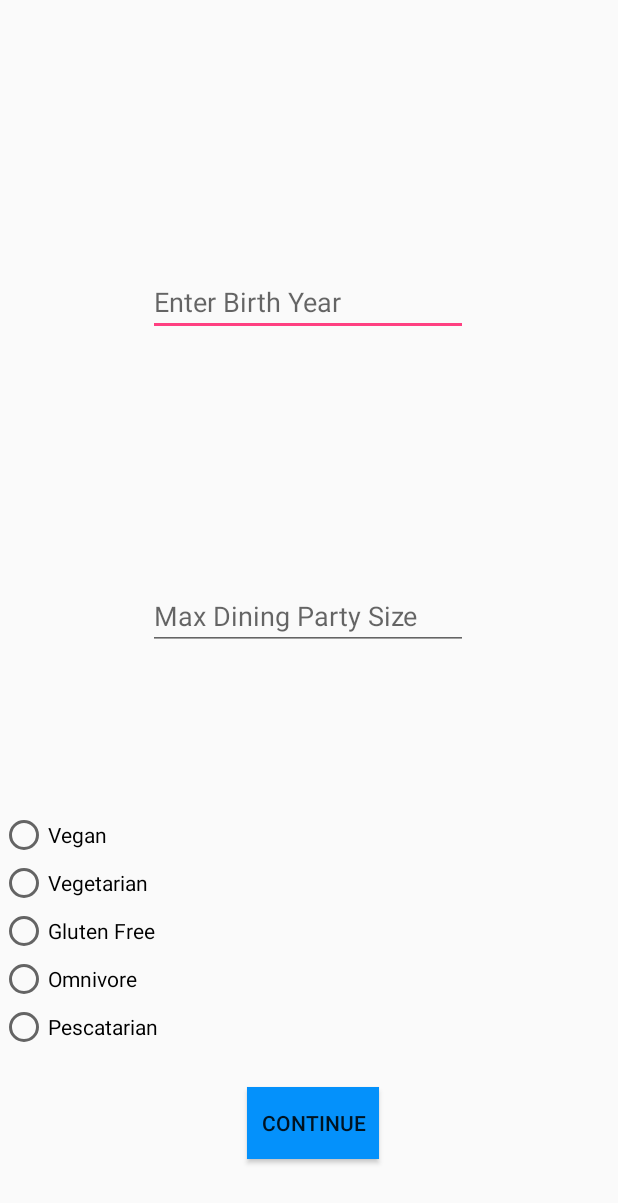
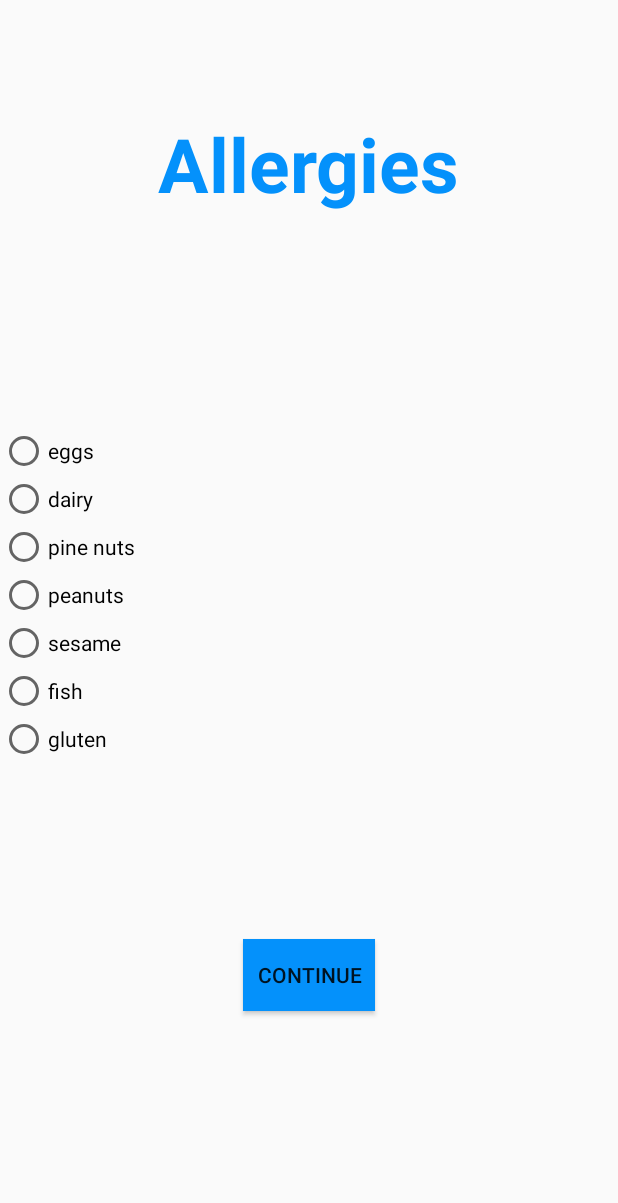
Before and after one commit to albert95014/Eat2Meet, an Android app: the AllergyActivity screen opened directly, with no data from a screen before it, on a phone screen of 412 x 824 dp. Shown: the top 1203 px of the screen. Run offline under Robolectric (Android 15) with nearby library versions, the phone set to English and light mode, and no system bars; 7 statements that could not run were skipped.

Commit message:
Allergies page is now working and you can select multiple allergies

```diff
--- a/app/src/main/AndroidManifest.xml
+++ b/app/src/main/AndroidManifest.xml
@@ -22,7 +22,8 @@
         <activity android:name=".SignupActivity" />
         <activity android:name=".UserNameActivity" />
         <activity android:name=".ProfileActivity" />
-        <activity android:name=".PersonalActivity"></activity>
+        <activity android:name=".PersonalActivity" />
+        <activity android:name=".AllergyActivity"></activity>
     </application>
 
 </manifest>
--- a/app/src/main/java/com/example/jonathansun5/eatmeet/PersonalActivity.java
+++ b/app/src/main/java/com/example/jonathansun5/eatmeet/AllergyActivity.java
@@ -4,18 +4,16 @@ import android.content.Context;
 import android.content.Intent;
 import android.support.v7.app.AppCompatActivity;
 import android.os.Bundle;
+import android.util.Log;
 import android.view.View;
 import android.widget.Button;
-import android.widget.EditText;
 import android.widget.RadioButton;
 
 import java.util.ArrayList;
 
-public class PersonalActivity extends AppCompatActivity {
+public class AllergyActivity extends AppCompatActivity {
 
-    private EditText birthYearText;
-    private EditText partySizeText;
-    private Button personalContinue;
+    private Button allergyContinue;
 
     private String name;
     private String email;
@@ -24,31 +22,32 @@ public class PersonalActivity extends AppCompatActivity {
     private String lifestyle;
     private String birthYear;
     private String partySize;
-
+    private ArrayList<String> allergies;
 
     @Override
     protected void onCreate(Bundle savedInstanceState) {
         super.onCreate(savedInstanceState);
-        setContentView(R.layout.activity_personal);
+        setContentView(R.layout.activity_allergy);
 
-        //Link up the UI elements
-        birthYearText = (EditText) findViewById(R.id.birthYear);
-        partySizeText = (EditText) findViewById(R.id.partySize);
-        personalContinue = (Button) findViewById(R.id.personalContinue);
+        //Link up UI elements
+        allergyContinue = (Button) findViewById(R.id.allergyContinue);
 
-        //Get intent information
+        //Get Extras
         Intent receivingIntent = getIntent();
         Bundle extras = receivingIntent.getExtras();
         name = (String) extras.get("name");
         email = (String) extras.get("email");
         password = (String) extras.get("password");
         username = (String) extras.get("username");
+        lifestyle = (String) extras.get("lifestyle");
+        birthYear = (String) extras.get("birthyear");
+        partySize = (String) extras.get("partysize");
 
-        personalContinue.setOnClickListener(new View.OnClickListener() {
+        allergies = new ArrayList<>();
+
+        allergyContinue.setOnClickListener(new View.OnClickListener() {
             @Override
             public void onClick(View view) {
-                birthYear = birthYearText.getText().toString();
-                partySize = partySizeText.getText().toString();
                 Context mContext = getBaseContext();
                 Intent intent = new Intent(mContext, ProfileActivity.class);
                 intent.putExtra("username", username);
@@ -58,6 +57,7 @@ public class PersonalActivity extends AppCompatActivity {
                 intent.putExtra("birthyear", birthYear);
                 intent.putExtra("partysize", partySize);
                 intent.putExtra("lifestyle", lifestyle);
+                intent.putExtra("allergies", allergies);
                 mContext.startActivity(intent);
 
             }
@@ -68,34 +68,38 @@ public class PersonalActivity extends AppCompatActivity {
     public void onRadioButtonClicked(View view) {
         // Is the button now checked?
         boolean checked = ((RadioButton) view).isChecked();
+        Log.d("Checked", "Added to Allergies");
 
         // Check which radio button was clicked
         switch(view.getId()) {
-            case R.id.radioVegetarian:
+            case R.id.radioEggs:
                 if (checked)
-                    // Vegetarian chosen
-                    lifestyle = "Vegetarian";
-                    break;
-            case R.id.radioVegan:
+                    allergies.add("eggs");
+                break;
+            case R.id.radioDairy:
                 if (checked)
-                    // Vegan chose
-                    lifestyle = "Vegan";
-                    break;
-            case R.id.radioGlutenFree:
+                    allergies.add("dairy");
+                break;
+            case R.id.radioPineNuts:
                 if (checked)
-                    // Gluten Free chosen
-                    lifestyle = "Gluten Free";
-                    break;
-            case R.id.radioOmnivore:
+                    allergies.add("pine nuts");
+                break;
+            case R.id.radioPeanuts:
                 if (checked)
-                    // Omnivore chosen
-                    lifestyle = "Omnivore";
-                    break;
-            case R.id.radioPescatarian:
+                    allergies.add("peanuts");
+                break;
+            case R.id.radioSesame:
                 if (checked)
-                    // Pescatarian chosen
-                    lifestyle = "Pescatarian";
-                    break;
+                    allergies.add("sesame");
+                break;
+            case R.id.radioFish:
+                if (checked)
+                    allergies.add("fish");
+                break;
+            case R.id.radioGluten:
+                if (checked)
+                    allergies.add("gluten");
+                break;
         }
     }
 }
--- /dev/null
+++ b/app/src/main/res/layout/activity_allergy.xml
@@ -0,0 +1,99 @@
+<?xml version="1.0" encoding="utf-8"?>
+<android.support.constraint.ConstraintLayout xmlns:android="http://schemas.android.com/apk/res/android"
+    xmlns:app="http://schemas.android.com/apk/res-auto"
+    xmlns:tools="http://schemas.android.com/tools"
+    android:layout_width="match_parent"
+    android:layout_height="match_parent"
+    tools:context="com.example.jonathansun5.eatmeet.AllergyActivity">
+
+    <TextView
+        android:id="@+id/textView"
+        android:layout_width="wrap_content"
+        android:layout_height="wrap_content"
+        android:layout_marginEnd="163dp"
+        android:layout_marginStart="163dp"
+        android:layout_marginTop="75dp"
+        android:text="Allergies"
+        android:textSize="50dp"
+        android:textColor="#0491fb"
+        android:textStyle="bold"
+        app:layout_constraintEnd_toEndOf="parent"
+        app:layout_constraintStart_toStartOf="parent"
+        app:layout_constraintTop_toTopOf="parent" />
+
+    <RadioGroup
+        android:id="@+id/radioGroup"
+        android:layout_width="match_parent"
+        android:layout_height="wrap_content"
+        android:layout_marginBottom="187dp"
+        android:layout_marginTop="14dp"
+        app:layout_constraintBottom_toBottomOf="parent"
+        app:layout_constraintEnd_toEndOf="parent"
+        app:layout_constraintStart_toStartOf="parent"
+        app:layout_constraintTop_toBottomOf="@+id/textView">
+
+        <RadioButton
+            android:id="@+id/radioEggs"
+            android:layout_width="wrap_content"
+            android:layout_height="wrap_content"
+            android:onClick="onRadioButtonClicked"
+            android:text="eggs" />
+
+        <RadioButton
+            android:id="@+id/radioDairy"
+            android:layout_width="wrap_content"
+            android:layout_height="wrap_content"
+            android:onClick="onRadioButtonClicked"
+            android:text="dairy" />
+
+        <RadioButton
+            android:id="@+id/radioPineNuts"
+            android:layout_width="wrap_content"
+            android:layout_height="wrap_content"
+            android:onClick="onRadioButtonClicked"
+            android:text="pine nuts" />
+
+        <RadioButton
+            android:id="@+id/radioPeanuts"
+            android:layout_width="wrap_content"
+            android:layout_height="wrap_content"
+            android:onClick="onRadioButtonClicked"
+            android:text="peanuts" />
+
+        <RadioButton
+            android:id="@+id/radioSesame"
+            android:layout_width="wrap_content"
+            android:layout_height="wrap_content"
+            android:onClick="onRadioButtonClicked"
+            android:text="sesame" />
+
+        <RadioButton
+            android:id="@+id/radioFish"
+            android:layout_width="wrap_content"
+            android:layout_height="wrap_content"
+            android:onClick="onRadioButtonClicked"
+            android:text="fish" />
+
+        <RadioButton
+            android:id="@+id/radioGluten"
+            android:layout_width="wrap_content"
+            android:layout_height="wrap_content"
+            android:onClick="onRadioButtonClicked"
+            android:text="gluten" />
+    </RadioGroup>
+
+    <Button
+        android:id="@+id/allergyContinue"
+        android:layout_width="wrap_content"
+        android:layout_height="wrap_content"
+        android:layout_marginBottom="86dp"
+        android:layout_marginEnd="148dp"
+        android:layout_marginStart="148dp"
+        android:layout_marginTop="53dp"
+        android:background="#0491fb"
+        android:text="Continue"
+        app:layout_constraintBottom_toBottomOf="parent"
+        app:layout_constraintEnd_toEndOf="parent"
+        app:layout_constraintStart_toStartOf="parent"
+        app:layout_constraintTop_toBottomOf="@+id/radioGroup" />
+</android.support.constraint.ConstraintLayout>
```
